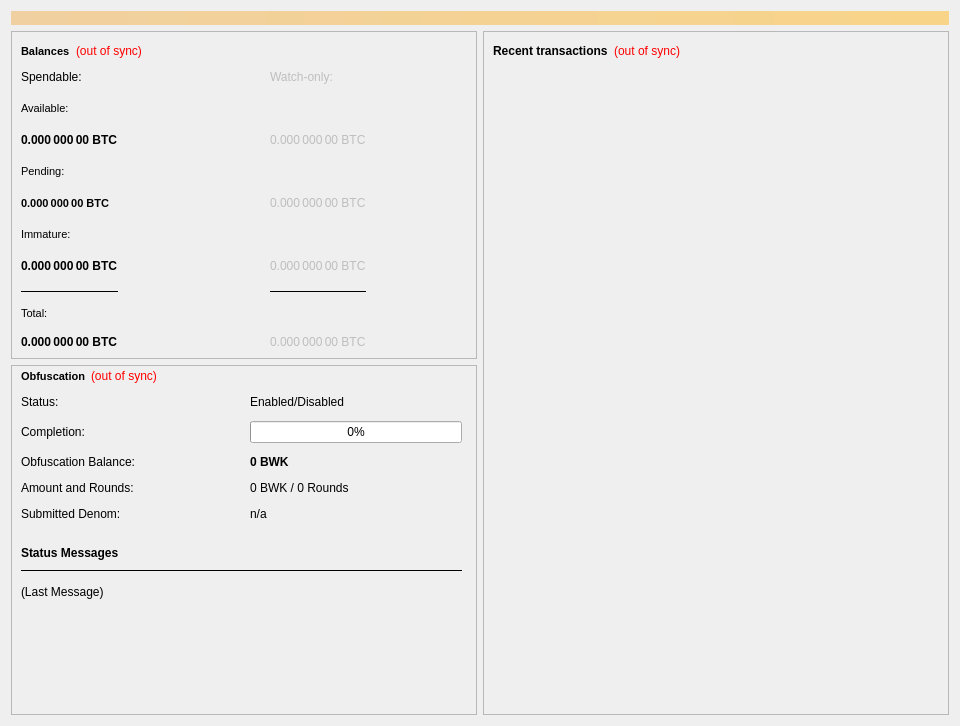
Above: src/qt/forms/overviewpage.ui from SHTDJ/Bulwark before the change. Below: the same form after it.
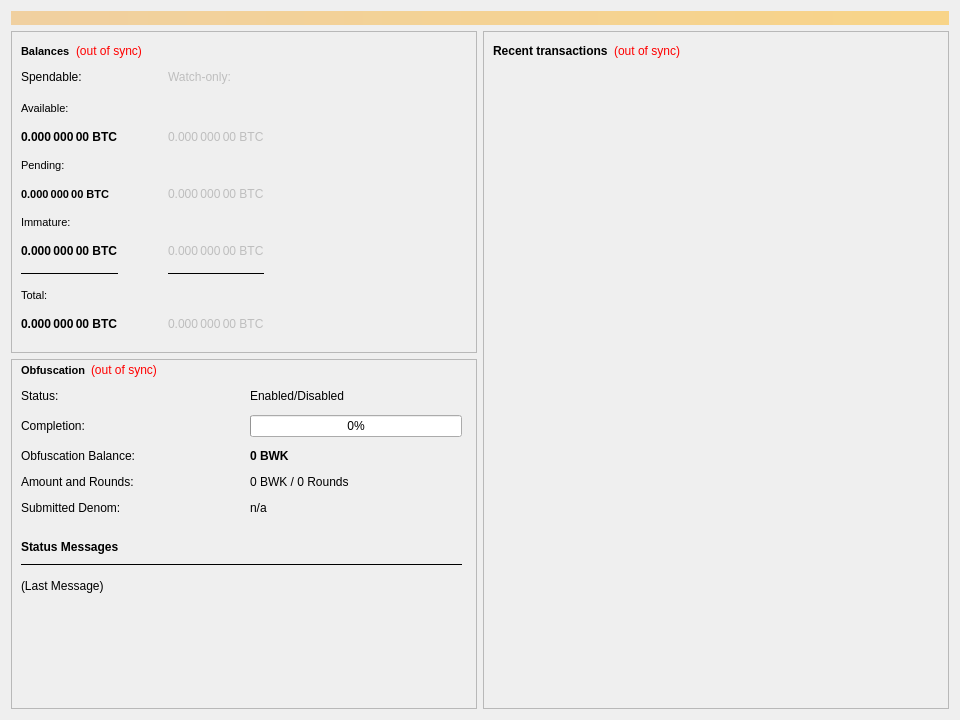
That is the form after the change. Custom widgets are drawn as their Qt base class.

Commit message: Removed unnecessary spacers

What changed in the file:
```diff
--- a/src/qt/forms/overviewpage.ui
+++ b/src/qt/forms/overviewpage.ui
@@ -155,7 +155,7 @@
               </property>
              </widget>
             </item>
-            <item row="4" column="2">
+            <item row="4" column="1">
              <widget class="QLabel" name="labelWatchPending">
               <property name="enabled">
                <bool>false</bool>
@@ -197,7 +197,7 @@
               </property>
              </widget>
             </item>
-            <item row="0" column="2">
+            <item row="0" column="1">
              <widget class="QLabel" name="labelWatchonly">
               <property name="enabled">
                <bool>false</bool>
@@ -207,7 +207,7 @@
               </property>
              </widget>
             </item>
-            <item row="6" column="2">
+            <item row="6" column="1">
              <widget class="QLabel" name="labelWatchImmature">
               <property name="enabled">
                <bool>false</bool>
@@ -254,7 +254,7 @@
               </property>
              </widget>
             </item>
-            <item row="10" column="2">
+            <item row="10" column="1">
              <widget class="QLabel" name="labelWatchTotal">
               <property name="enabled">
                <bool>false</bool>
@@ -276,7 +276,7 @@
               </property>
              </widget>
             </item>
-            <item row="8" column="2">
+            <item row="8" column="1">
              <widget class="Line" name="lineWatchOnlyBalance">
               <property name="enabled">
                <bool>true</bool>
@@ -301,7 +301,7 @@
               </property>
              </widget>
             </item>
-            <item row="0" column="3">
+            <item row="0" column="2">
              <spacer name="horizontalSpacer_2">
               <property name="orientation">
                <enum>Qt::Horizontal</enum>
@@ -339,7 +339,7 @@
               </property>
              </widget>
             </item>
-            <item row="2" column="2">
+            <item row="2" column="1">
              <widget class="QLabel" name="labelWatchAvailable">
               <property name="enabled">
                <bool>false</bool>
@@ -361,7 +361,7 @@
               </property>
              </widget>
             </item>
-            <item row="9" column="0" colspan="4">
+            <item row="9" column="0" colspan="3">
              <widget class="QLabel" name="labelTotalText">
               <property name="font">
                <font>
@@ -373,7 +373,7 @@
               </property>
              </widget>
             </item>
-            <item row="3" column="0" colspan="4">
+            <item row="3" column="0" colspan="3">
              <widget class="QLabel" name="labelPendingText">
               <property name="font">
                <font>
@@ -400,7 +400,7 @@
               </property>
              </widget>
             </item>
-            <item row="5" column="0" colspan="4">
+            <item row="5" column="0" colspan="3">
              <widget class="QLabel" name="labelImmatureText">
               <property name="font">
                <font>
@@ -412,113 +412,6 @@
               </property>
              </widget>
             </item>
-            <item row="4" column="3">
-             <spacer name="horizontalSpacer_6">
-              <property name="orientation">
-               <enum>Qt::Horizontal</enum>
-              </property>
-              <property name="sizeHint" stdset="0">
-               <size>
-                <width>30</width>
-                <height>13</height>
-               </size>
-              </property>
-             </spacer>
-            </item>
-            <item row="2" column="3">
-             <spacer name="horizontalSpacer_5">
-              <property name="orientation">
-               <enum>Qt::Horizontal</enum>
-              </property>
-              <property name="sizeHint" stdset="0">
-               <size>
-                <width>30</width>
-                <height>13</height>
-               </size>
-              </property>
-             </spacer>
-            </item>
-            <item row="6" column="3">
-             <spacer name="horizontalSpacer_7">
-              <property name="orientation">
-               <enum>Qt::Horizontal</enum>
-              </property>
-              <property name="sizeHint" stdset="0">
-               <size>
-                <width>30</width>
-                <height>13</height>
-               </size>
-              </property>
-             </spacer>
-            </item>
-            <item row="10" column="3">
-             <spacer name="horizontalSpacer_9">
-              <property name="orientation">
-               <enum>Qt::Horizontal</enum>
-              </property>
-              <property name="sizeHint" stdset="0">
-               <size>
-                <width>30</width>
-                <height>13</height>
-               </size>
-              </property>
-             </spacer>
-            </item>
-            <item row="8" column="3">
-             <spacer name="horizontalSpacer_8">
-              <property name="orientation">
-               <enum>Qt::Horizontal</enum>
-              </property>
-              <property name="sizeHint" stdset="0">
-               <size>
-                <width>30</width>
-                <height>1</height>
-               </size>
-              </property>
-             </spacer>
-            </item>
-            <item row="2" column="1">
-             <spacer name="horizontalSpacer_10">
-              <property name="orientation">
-               <enum>Qt::Horizontal</enum>
-              </property>
-              <property name="sizeType">
-               <enum>QSizePolicy::Expanding</enum>
-              </property>
-              <property name="sizeHint" stdset="0">
-               <size>
-                <width>0</width>
-                <height>20</height>
-               </size>
-              </property>
-             </spacer>
-            </item>
-            <item row="4" column="1">
-             <spacer name="horizontalSpacer_11">
-              <property name="orientation">
-               <enum>Qt::Horizontal</enum>
-              </property>
-              <property name="sizeHint" stdset="0">
-               <size>
-                <width>0</width>
-                <height>20</height>
-               </size>
-              </property>
-             </spacer>
-            </item>
-            <item row="6" column="1">
-             <spacer name="horizontalSpacer_12">
-              <property name="orientation">
-               <enum>Qt::Horizontal</enum>
-              </property>
-              <property name="sizeHint" stdset="0">
-               <size>
-                <width>0</width>
-                <height>20</height>
-               </size>
-              </property>
-             </spacer>
-            </item>
            </layout>
           </item>
           <item>
```
Left out of the diff: 2 changed lines with no effect on the pictures.
